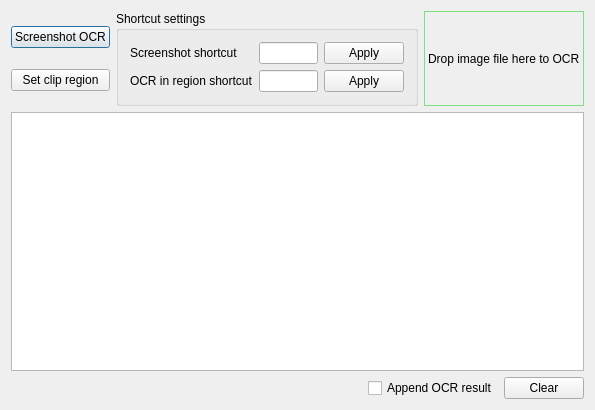
Above: MainWindow.ui from windywater/OcrTool before the change. Below: the same form after it.
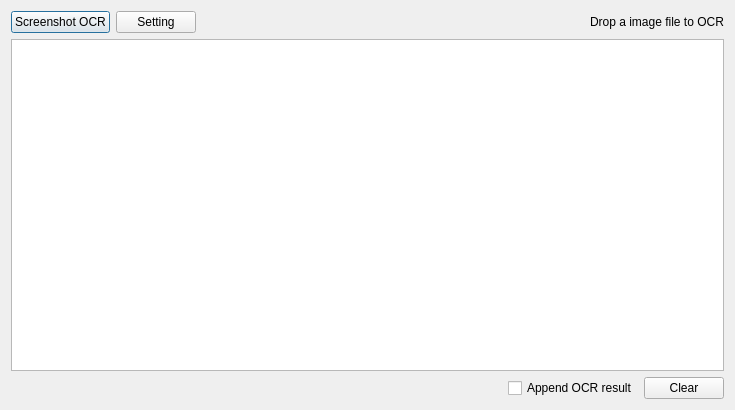
That is the form after the change. Custom widgets are drawn as their Qt base class.

```diff
--- a/MainWindow.ui
+++ b/MainWindow.ui
@@ -6,113 +6,47 @@
    <rect>
     <x>0</x>
     <y>0</y>
-    <width>595</width>
+    <width>735</width>
     <height>410</height>
    </rect>
   </property>
   <property name="windowTitle">
    <string>OCR tool</string>
   </property>
-  <layout class="QVBoxLayout" name="verticalLayout_2">
+  <layout class="QVBoxLayout" name="verticalLayout">
    <item>
     <layout class="QHBoxLayout" name="horizontalLayout">
-     <property name="rightMargin">
-      <number>0</number>
-     </property>
      <item>
-      <layout class="QVBoxLayout" name="verticalLayout">
-       <item>
-        <widget class="QPushButton" name="screenOcrButton">
-         <property name="text">
-          <string>Screenshot OCR</string>
-         </property>
-        </widget>
-       </item>
-       <item>
-        <widget class="QPushButton" name="setRegionButton">
-         <property name="text">
-          <string>Set clip region</string>
-         </property>
-        </widget>
-       </item>
-      </layout>
+      <widget class="QPushButton" name="screenOcrButton">
+       <property name="text">
+        <string>Screenshot OCR</string>
+       </property>
+      </widget>
      </item>
      <item>
-      <widget class="QGroupBox" name="groupBox">
-       <property name="title">
-        <string>Shortcut settings</string>
+      <widget class="QPushButton" name="settingButton">
+       <property name="text">
+        <string>Setting</string>
        </property>
-       <layout class="QGridLayout" name="gridLayout">
-        <item row="0" column="0">
-         <widget class="QLabel" name="label">
-          <property name="text">
-           <string>Screenshot shortcut</string>
-          </property>
-         </widget>
-        </item>
-        <item row="0" column="1">
-         <widget class="ShortcutEdit" name="screenshotShortcutEdit"/>
-        </item>
-        <item row="0" column="2">
-         <widget class="QPushButton" name="screenshotShortcutApplyButton">
-          <property name="minimumSize">
-           <size>
-            <width>80</width>
-            <height>0</height>
-           </size>
-          </property>
-          <property name="maximumSize">
-           <size>
-            <width>80</width>
-            <height>16777215</height>
-           </size>
-          </property>
-          <property name="text">
-           <string>Apply</string>
-          </property>
-         </widget>
-        </item>
-        <item row="1" column="0">
-         <widget class="QLabel" name="label_2">
-          <property name="text">
-           <string>OCR in region shortcut</string>
-          </property>
-         </widget>
-        </item>
-        <item row="1" column="1">
-         <widget class="ShortcutEdit" name="ocrInRegionShortcutEdit"/>
-        </item>
-        <item row="1" column="2">
-         <widget class="QPushButton" name="ocrInRegionShortcutApplyButton">
-          <property name="minimumSize">
-           <size>
-            <width>80</width>
-            <height>0</height>
-           </size>
-          </property>
-          <property name="maximumSize">
-           <size>
-            <width>80</width>
-            <height>16777215</height>
-           </size>
-          </property>
-          <property name="text">
-           <string>Apply</string>
-          </property>
-         </widget>
-        </item>
-       </layout>
       </widget>
      </item>
      <item>
-      <widget class="QLabel" name="dropAreaWidget">
-       <property name="styleSheet">
-        <string notr="true">QLabel {
-  border: 1px solid #80dd80;
-}</string>
+      <spacer name="horizontalSpacer">
+       <property name="orientation">
+        <enum>Qt::Horizontal</enum>
        </property>
+       <property name="sizeHint" stdset="0">
+        <size>
+         <width>40</width>
+         <height>20</height>
+        </size>
+       </property>
+      </spacer>
+     </item>
+     <item>
+      <widget class="QLabel" name="label">
        <property name="text">
-        <string>Drop image file here to OCR</string>
+        <string>Drop a image file to OCR</string>
        </property>
       </widget>
      </item>
@@ -171,13 +105,6 @@
   </layout>
  </widget>
  <layoutdefault spacing="6" margin="11"/>
- <customwidgets>
-  <customwidget>
-   <class>ShortcutEdit</class>
-   <extends>QLineEdit</extends>
-   <header>ShortcutEdit.h</header>
-  </customwidget>
- </customwidgets>
  <resources>
   <include location="MainWindow.qrc"/>
  </resources>
```
